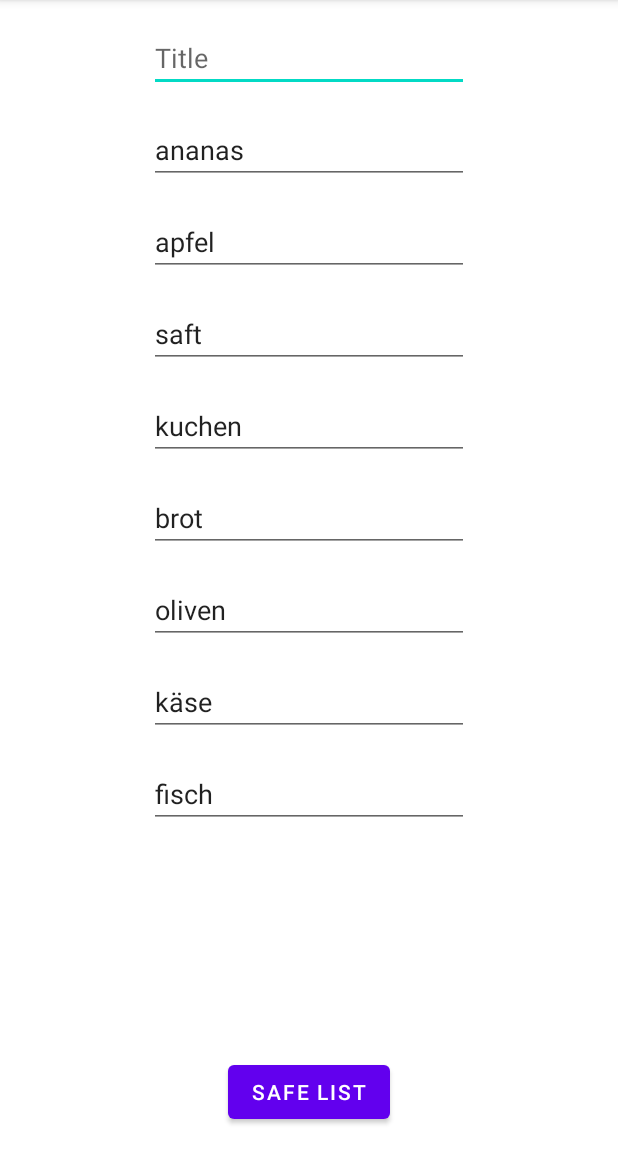
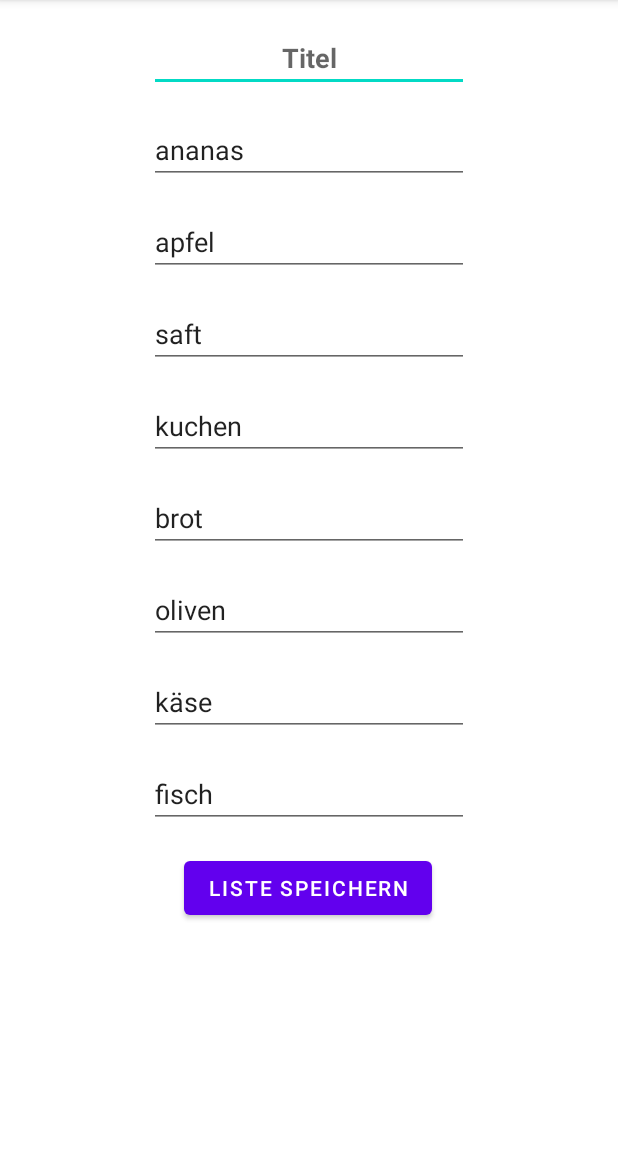
Before and after one commit to Zassalamel123/Shoppinglist, an Android app: the ListCreationActivity screen opened directly, with no data from a screen before it, on a phone screen of 412 x 824 dp, the part 84-1236 px from its top. Run offline under Robolectric (Android 15) with nearby library versions, the phone set to English and light mode, and no system bars; network calls fail.

Commit message:
make ui better, change texts

```diff
--- a/app/src/main/res/layout/activity_list_creation.xml
+++ b/app/src/main/res/layout/activity_list_creation.xml
@@ -14,7 +14,7 @@
             android:id="@+id/listTitle"
             app:layout_constraintStart_toStartOf="parent" app:layout_constraintEnd_toEndOf="parent"
             app:layout_constraintTop_toTopOf="parent" android:layout_marginTop="16dp" android:hint="@string/titleName"
-            android:text="@string/titleName"/>
+            android:text="@string/titleName" android:textStyle="bold" android:textAlignment="center"/>
     <EditText
             android:layout_width="wrap_content"
             android:layout_height="wrap_content"
@@ -22,7 +22,8 @@
             android:ems="10"
             android:id="@+id/item1"
             app:layout_constraintStart_toStartOf="parent" app:layout_constraintEnd_toEndOf="parent"
-            android:layout_marginTop="16dp" app:layout_constraintTop_toBottomOf="@+id/listTitle" android:text="ananas"/>
+            android:layout_marginTop="16dp" app:layout_constraintTop_toBottomOf="@+id/listTitle" android:text="ananas"
+            android:hint="@string/item1"/>
     <EditText
             android:layout_width="wrap_content"
             android:layout_height="wrap_content"
@@ -32,7 +33,8 @@
             android:id="@+id/item2"
             android:layout_marginTop="16dp"
             app:layout_constraintTop_toBottomOf="@+id/item1"
-            app:layout_constraintStart_toStartOf="parent" app:layout_constraintEnd_toEndOf="parent"/>
+            app:layout_constraintStart_toStartOf="parent" app:layout_constraintEnd_toEndOf="parent"
+            android:hint="@string/item2"/>
     <EditText
             android:layout_width="wrap_content"
             android:layout_height="wrap_content"
@@ -42,7 +44,8 @@
             android:id="@+id/item3"
             android:layout_marginTop="16dp"
             app:layout_constraintTop_toBottomOf="@+id/item2"
-            app:layout_constraintStart_toStartOf="parent" app:layout_constraintEnd_toEndOf="parent"/>
+            app:layout_constraintStart_toStartOf="parent" app:layout_constraintEnd_toEndOf="parent"
+            android:hint="@string/item3"/>
     <EditText
             android:layout_width="wrap_content"
             android:layout_height="wrap_content"
@@ -52,7 +55,8 @@
             android:id="@+id/item4"
             android:layout_marginTop="16dp"
             app:layout_constraintTop_toBottomOf="@+id/item3"
-            app:layout_constraintStart_toStartOf="parent" app:layout_constraintEnd_toEndOf="parent"/>
+            app:layout_constraintStart_toStartOf="parent" app:layout_constraintEnd_toEndOf="parent"
+            android:hint="@string/item4"/>
     <EditText
             android:layout_width="wrap_content"
             android:layout_height="wrap_content"
@@ -62,7 +66,8 @@
             android:id="@+id/item5"
             android:layout_marginTop="16dp"
             app:layout_constraintTop_toBottomOf="@+id/item4"
-            app:layout_constraintStart_toStartOf="parent" app:layout_constraintEnd_toEndOf="parent"/>
+            app:layout_constraintStart_toStartOf="parent" app:layout_constraintEnd_toEndOf="parent"
+            android:hint="@string/item5"/>
     <EditText
             android:layout_width="wrap_content"
             android:layout_height="wrap_content"
@@ -72,7 +77,8 @@
             android:id="@+id/item6"
             android:layout_marginTop="16dp"
             app:layout_constraintTop_toBottomOf="@+id/item5"
-            app:layout_constraintStart_toStartOf="parent" app:layout_constraintEnd_toEndOf="parent"/>
+            app:layout_constraintStart_toStartOf="parent" app:layout_constraintEnd_toEndOf="parent"
+            android:hint="@string/item6"/>
     <EditText
             android:layout_width="wrap_content"
             android:layout_height="wrap_content"
@@ -82,7 +88,8 @@
             android:id="@+id/item7"
             android:layout_marginTop="16dp"
             app:layout_constraintTop_toBottomOf="@+id/item6"
-            app:layout_constraintStart_toStartOf="parent" app:layout_constraintEnd_toEndOf="parent"/>
+            app:layout_constraintStart_toStartOf="parent" app:layout_constraintEnd_toEndOf="parent"
+            android:hint="@string/item7"/>
     <EditText
             android:layout_width="wrap_content"
             android:layout_height="wrap_content"
@@ -92,11 +99,13 @@
             android:id="@+id/item8"
             android:layout_marginTop="16dp"
             app:layout_constraintTop_toBottomOf="@+id/item7"
-            app:layout_constraintStart_toStartOf="parent" app:layout_constraintEnd_toEndOf="parent"/>
+            app:layout_constraintStart_toStartOf="parent" app:layout_constraintEnd_toEndOf="parent"
+            android:hint="@string/item8"/>
     <Button
-            android:text="Safe List"
+            android:text="@string/saveListButton"
             android:layout_width="wrap_content"
             android:layout_height="wrap_content" android:id="@+id/saveListButton"
             app:layout_constraintStart_toStartOf="parent" app:layout_constraintEnd_toEndOf="parent"
-            app:layout_constraintBottom_toBottomOf="parent" android:layout_marginBottom="16dp"/>
+            app:layout_constraintHorizontal_bias="0.498" android:layout_marginTop="16dp"
+            app:layout_constraintTop_toBottomOf="@+id/item8"/>
 </androidx.constraintlayout.widget.ConstraintLayout>
--- a/app/src/main/res/values/strings.xml
+++ b/app/src/main/res/values/strings.xml
@@ -4,6 +4,15 @@
     <string name="button_start_menu">Liste verwalten</string>
     <string name="button_add_list">Liste hinzufügen</string>
     <string name="name_list">Liste 1</string>
-    <string name="titleName">Title</string>
+    <string name="titleName">Titel</string>
+    <string name="item1">Bitte eintragen</string>
+    <string name="item2">Bitte eintragen</string>
+    <string name="item3">Bitte eintragen</string>
+    <string name="item4">Bitte eintragen</string>
+    <string name="item5">Bitte eintragen</string>
+    <string name="item6">Bitte eintragen</string>
+    <string name="item7">Bitte eintragen</string>
+    <string name="item8">Bitte eintragen</string>
+    <string name="saveListButton">Liste speichern</string>
 
 </resources>
```
Also changed, not shown: app/src/main/java/com/example/einkaufslisteapp/ListCreationActivity.java (+23 -5 lines).
